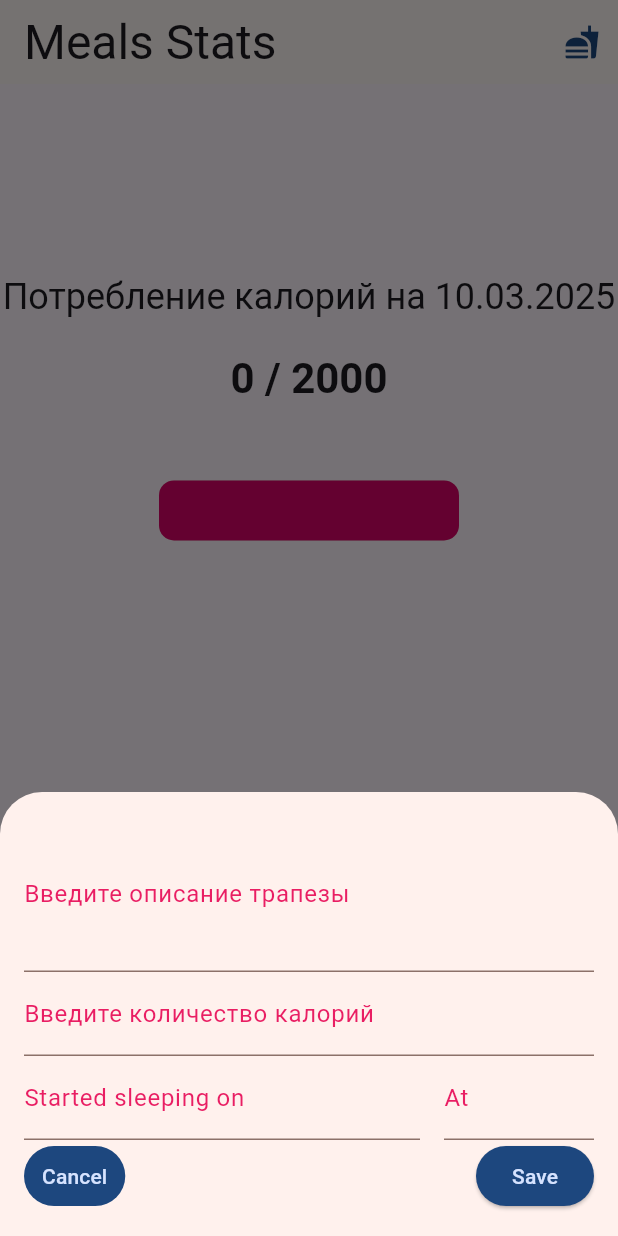
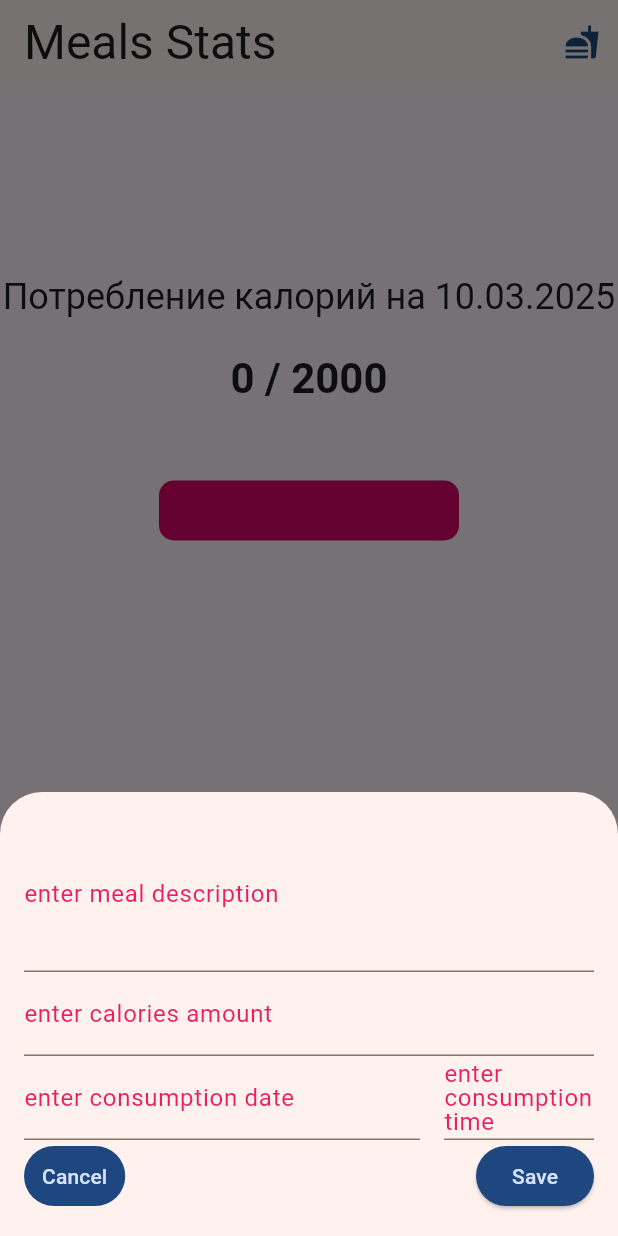
Before and after one commit to DonErnest/calorie_tracker, a Flutter app: the screen it shows after launch, after a tap on the "fastfood" icon, on a phone screen of 412 x 824 dp. Run offline on Flutter 3.47's test engine with Material 3 defaults, Android fonts, the phone set to English and light mode, and no system bars; drawn by our look-alikes of fl_chart; our stand-ins replace flutter_slidable.

Commit message:
Corrected labels on text inputs

```diff
--- a/lib/screen/meal_form.dart
+++ b/lib/screen/meal_form.dart
@@ -1,5 +1,3 @@
-import 'dart:ffi';
-
 import 'package:calorie_tracker/models/meal.dart';
 import 'package:calorie_tracker/util.dart';
 import 'package:flutter/material.dart';
@@ -134,7 +132,6 @@ class _MealFormState extends State<MealForm> {
 
   @override
   Widget build(BuildContext context) {
-    final theme = Theme.of(context);
     final bottomInset = MediaQuery.of(context).viewInsets.bottom;
 
     return Container(
@@ -148,7 +145,7 @@ class _MealFormState extends State<MealForm> {
               onChanged: (value) => setState(() => mealDetails = value),
               maxLines: 3,
               decoration: const InputDecoration(
-                label: Text("Введите описание трапезы"),
+                label: Text("enter meal description"),
               ),
             ),
             TextField(
@@ -160,7 +157,7 @@ class _MealFormState extends State<MealForm> {
               ],
               onChanged: (value) => setState(() => selectedCaloriesQuantity = int.parse(value)),
               decoration: const InputDecoration(
-                label: Text("Введите количество калорий"),
+                label: Text("enter calories amount"),
               ),
             ),
             Row(
@@ -171,7 +168,7 @@ class _MealFormState extends State<MealForm> {
                     readOnly: true,
                     controller: selectedConsumedOnDateController,
                     decoration: InputDecoration(
-                      label: Text('Started sleeping on'),
+                      label: Text('enter consumption date'),
                     ),
                   ),
                 ),
@@ -183,7 +180,7 @@ class _MealFormState extends State<MealForm> {
                     readOnly: true,
                     controller: selectedConsumedOnTimeController,
                     decoration: InputDecoration(
-                      label: Text('At'),
+                      label: Text('enter consumption time'),
                     ),
                   ),
                 ),
```
